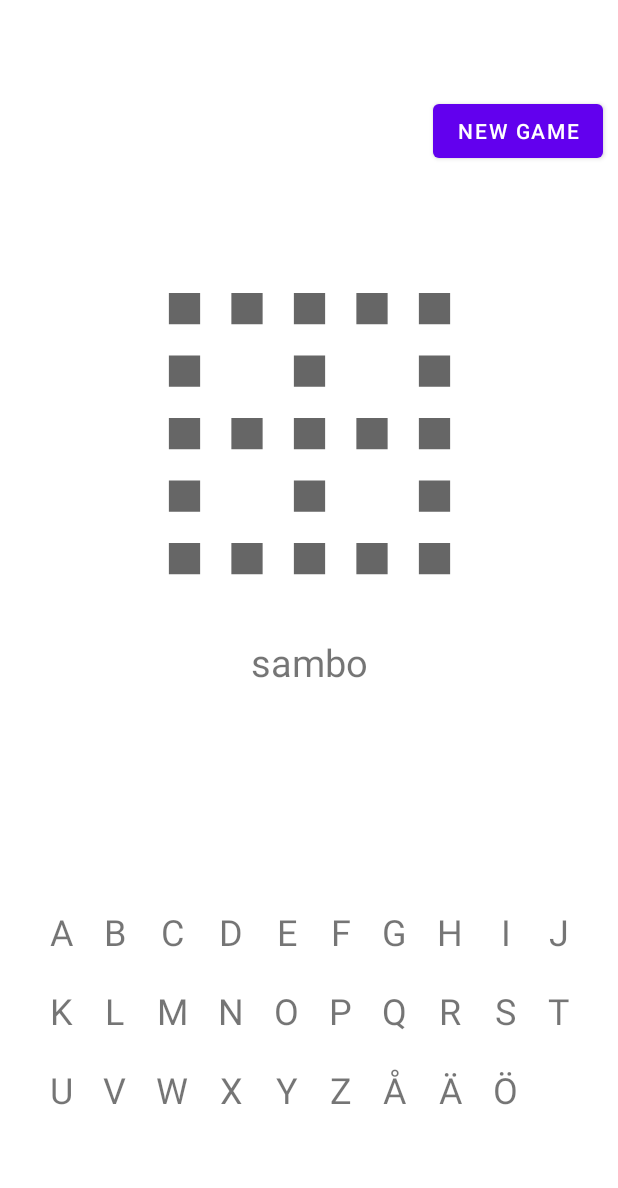
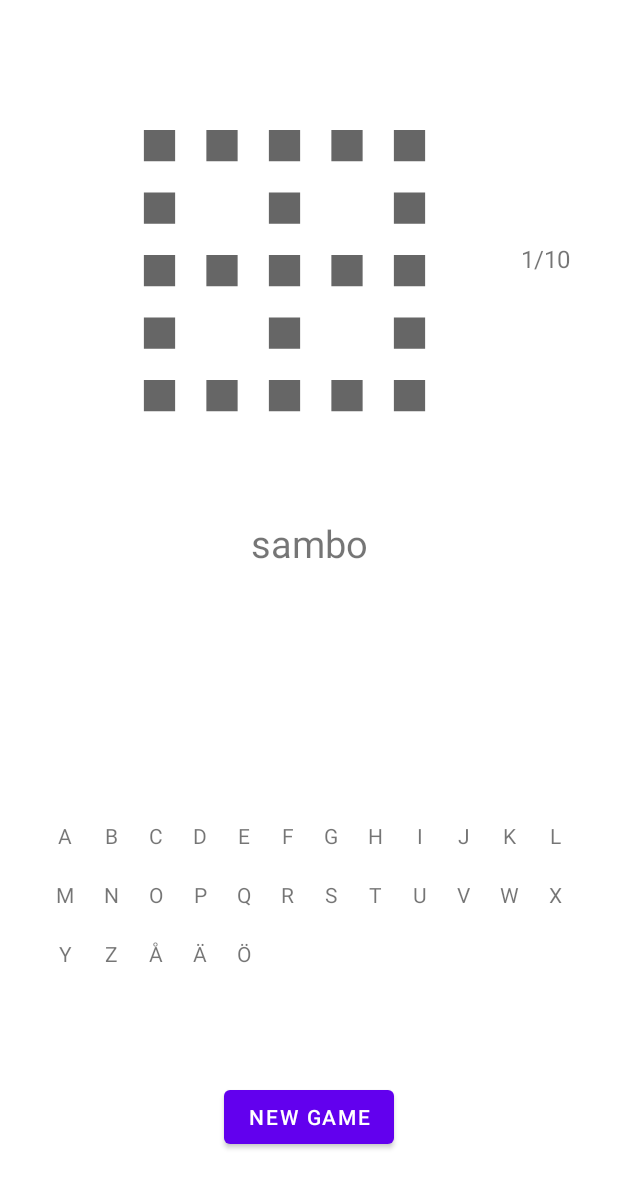
Before and after one commit to pernillaTherese/pernillasHangman, an Android app: the PlayActivity screen opened directly, with no data from a screen before it, on a phone screen of 412 x 824 dp. Shown: the top 1188 px of the screen. Run offline under Robolectric (Android 15) with nearby library versions, the phone set to English and light mode, and no system bars.

Commit message:
new game button added

```diff
--- a/app/src/main/java/com/pernillatherese/hangman/PlayActivity.java
+++ b/app/src/main/java/com/pernillatherese/hangman/PlayActivity.java
@@ -1,11 +1,17 @@
 package com.pernillatherese.hangman;
 
 import androidx.appcompat.app.AppCompatActivity;
+import androidx.constraintlayout.widget.ConstraintLayout;
 
+import android.content.Intent;
 import android.graphics.drawable.AnimationDrawable;
 import android.os.Bundle;
+import android.view.View;
+import android.widget.Button;
 import android.widget.ImageView;
 import android.widget.TextView;
+
+import org.w3c.dom.Text;
 
 import java.io.IOException;
 import java.util.ArrayList;
@@ -18,20 +24,24 @@ public class PlayActivity extends AppCompatActivity {
     AnimationDrawable firstAnimation;
     String selectedWord;
 
-    //views
+    //views - buttons
     ImageView animView;
+    TextView countDownTV;
     TextView correctWordTV;
     TextView guessedTV;
+    Button newGameBtn;
 
     @Override
     protected void onCreate(Bundle savedInstanceState) {
         super.onCreate(savedInstanceState);
         setContentView(R.layout.activity_play);
 
-        //views
+        //Find views - buttons
         animView = findViewById(R.id.anim_view);
+        countDownTV = findViewById(R.id.countdown_txt);
         correctWordTV = findViewById(R.id.correct_word_txt);
         guessedTV = findViewById(R.id.guessed_letters_txt);
+        newGameBtn = findViewById(R.id.new_game_btn);
 
         //get random word
         randomWord();
@@ -41,24 +51,13 @@ public class PlayActivity extends AppCompatActivity {
         animView.setBackgroundResource(R.drawable.first_animation);
         firstAnimation = (AnimationDrawable) animView.getBackground();
 
-        //Kod för att läsa in hela filen. men jag vill ju få ett random ord. //TODO: Can prob. remove this
-        /*readBtn.setOnClickListener(new View.OnClickListener() {
-            @Override
-            public void onClick(View v) {
-                String text = "";
-                try {
-                    InputStream is = getAssets().open("wordList_eng.txt");
-                    int size = is.available();
-                    byte[] buffer = new byte(size);
-                    is.read(buffer);
-                    is.close();
-                    text = new String(buffer);
-                }catch(IOException ex) {
-                    ex.printStackTrace();
-                }
-                tillfText.setText(text);
+        //Start new game (recreate PlayActivity)
+        newGameBtn.setOnClickListener(new View.OnClickListener() {
+            public void onClick(View view) {
+                Intent intent = new Intent(getApplicationContext(), PlayActivity.class);
+                startActivity(intent);
             }
-        });*/
+        });
     }
 
     // animation - switch between pictures
--- a/app/src/main/res/layout/activity_play.xml
+++ b/app/src/main/res/layout/activity_play.xml
@@ -7,41 +7,44 @@
     android:layout_height="match_parent"
     tools:context=".PlayActivity">
 
-    <Button
-        android:id="@+id/new_game_btn"
-        android:text="@string/new_game_btn"
-        android:layout_width="wrap_content"
-        android:layout_height="wrap_content"
-        app:layout_constraintTop_toTopOf="parent"
-        app:layout_constraintBottom_toTopOf="@id/anim_view"
-        app:layout_constraintEnd_toEndOf="parent"
-        android:layout_marginTop="10dp"
-        android:layout_marginEnd="10dp">
-
-    </Button>
 
     <ImageView
         android:id="@+id/anim_view"
         android:layout_width="250dp"
         android:layout_height="250dp"
         app:layout_constraintTop_toTopOf="parent"
-        app:layout_constraintBottom_toTopOf="@id/letters_layout"
+        app:layout_constraintBottom_toTopOf="@id/correct_word_txt"
         app:layout_constraintStart_toStartOf="parent"
-        app:layout_constraintEnd_toEndOf="parent">
+        app:layout_constraintEnd_toEndOf="@id/countdown_txt"
+        android:layout_marginTop="16dp">
     </ImageView>
 
     <TextView
+        android:id="@+id/countdown_txt"
+        android:layout_width="wrap_content"
+        android:layout_height="wrap_content"
+        android:textSize="16sp"
+        android:text="1/10"
+        app:layout_constraintTop_toTopOf="parent"
+        app:layout_constraintBottom_toTopOf="@id/correct_word_txt"
+        app:layout_constraintStart_toEndOf="@id/anim_view"
+        app:layout_constraintEnd_toEndOf="parent">
+
+    </TextView>
+
+    <TextView
         android:id="@+id/correct_word_txt"
-        android:text=" "
+        android:text="_ _ ABCD _ _ _ _ _ "
         android:textSize="25sp"
         android:textAlignment="center"
-        android:layout_width="250dp"
+        android:layout_width="match_parent"
         android:layout_height="wrap_content"
         app:layout_constraintTop_toBottomOf="@id/anim_view"
         app:layout_constraintBottom_toTopOf="@id/guessed_letters_txt"
         app:layout_constraintStart_toStartOf="parent"
         app:layout_constraintEnd_toEndOf="parent"
-        android:layout_marginTop="10dp">
+        android:layout_marginStart="10dp"
+        android:layout_marginEnd="10dp">
     </TextView>
 
     <TextView
@@ -50,10 +53,25 @@
         android:layout_width="match_parent"
         android:layout_height="wrap_content"
         app:layout_constraintTop_toBottomOf="@id/correct_word_txt"
+        app:layout_constraintBottom_toTopOf="@id/letters_layout"
         app:layout_constraintStart_toStartOf="parent"
         app:layout_constraintEnd_toEndOf="parent"
-        android:layout_marginTop="10dp">
+        android:layout_marginStart="10dp"
+        android:layout_marginEnd="10dp">
     </TextView>
+
+    <Button
+        android:id="@+id/new_game_btn"
+        android:text="@string/new_game_btn"
+        android:layout_width="wrap_content"
+        android:layout_height="wrap_content"
+        app:layout_constraintTop_toBottomOf="@id/letters_layout"
+        app:layout_constraintBottom_toBottomOf="parent"
+        app:layout_constraintStart_toStartOf="parent"
+        app:layout_constraintEnd_toEndOf="parent"
+        android:layout_marginBottom="16dp">
+
+    </Button>
 
     <androidx.constraintlayout.helper.widget.Flow
         android:id="@+id/letters_layout"
@@ -62,10 +80,14 @@
         android:padding="16dp"
         app:constraint_referenced_ids="a,b,c,d,e,f,g,h,i,j,k,l,m,n,o,p,q,r,s,t,u,v,w,x,y,z,ao,ae,oe"
         app:flow_wrapMode="aligned"
-        app:layout_constraintBottom_toBottomOf="parent"
+        app:layout_constraintBottom_toTopOf="@id/new_game_btn"
         app:layout_constraintTop_toBottomOf="@id/guessed_letters_txt"
         app:layout_constraintStart_toStartOf="parent"
-        app:layout_constraintEnd_toEndOf="parent"/>
+        app:layout_constraintEnd_toEndOf="parent"
+        android:layout_marginTop="10dp"
+        android:layout_marginBottom="10dp"
+        android:layout_marginStart="10dp"
+        android:layout_marginEnd="10dp"/>
 
 
             <TextView
@@ -73,7 +95,6 @@
                 android:layout_width="wrap_content"
                 android:layout_height="wrap_content"
                 android:padding="10dp"
-                android:textSize="24dp"
                 android:text="A"/>
 
             <TextView
@@ -81,7 +102,6 @@
                 android:layout_width="wrap_content"
                 android:layout_height="wrap_content"
                 android:padding="10dp"
-                android:textSize="24dp"
                 android:text="B"/>
 
             <TextView
@@ -89,7 +109,6 @@
                 android:layout_width="wrap_content"
                 android:layout_height="wrap_content"
                 android:padding="10dp"
-                android:textSize="24dp"
                 android:text="C"/>
 
             <TextView
@@ -97,7 +116,6 @@
                 android:layout_width="wrap_content"
                 android:layout_height="wrap_content"
                 android:padding="10dp"
-                android:textSize="24dp"
                 android:text="D"/>
 
             <TextView
@@ -105,7 +123,6 @@
                 android:layout_width="wrap_content"
                 android:layout_height="wrap_content"
                 android:padding="10dp"
-                android:textSize="24dp"
                 android:text="E"/>
 
             <TextView
@@ -113,7 +130,6 @@
                 android:layout_width="wrap_content"
                 android:layout_height="wrap_content"
                 android:padding="10dp"
-                android:textSize="24dp"
                 android:text="F"/>
 
             <TextView
@@ -121,7 +137,6 @@
                 android:layout_width="wrap_content"
                 android:layout_height="wrap_content"
                 android:padding="10dp"
-                android:textSize="24dp"
                 android:text="G"/>
 
             <TextView
@@ -129,7 +144,6 @@
                 android:layout_width="wrap_content"
                 android:layout_height="wrap_content"
                 android:padding="10dp"
-                android:textSize="24dp"
                 android:text="H"/>
 
 
@@ -138,7 +152,6 @@
                 android:layout_width="wrap_content"
                 android:layout_height="wrap_content"
                 android:padding="10dp"
-                android:textSize="24dp"
                 android:text="I"/>
 
             <TextView
@@ -146,7 +159,6 @@
                 android:layout_width="wrap_content"
                 android:layout_height="wrap_content"
                 android:padding="10dp"
-                android:textSize="24dp"
                 android:text="J"/>
 
             <TextView
@@ -154,7 +166,6 @@
                 android:layout_width="wrap_content"
                 android:layout_height="wrap_content"
                 android:padding="10dp"
-                android:textSize="24dp"
                 android:text="K"/>
 
             <TextView
@@ -162,7 +173,6 @@
                 android:layout_width="wrap_content"
                 android:layout_height="wrap_content"
                 android:padding="10dp"
-                android:textSize="24dp"
                 android:text="L" />
 
             <TextView
@@ -170,7 +180,6 @@
                 android:layout_width="wrap_content"
                 android:layout_height="wrap_content"
                 android:padding="10dp"
-                android:textSize="24dp"
                 android:text="M"/>
 
             <TextView
@@ -178,7 +187,6 @@
                 android:layout_width="wrap_content"
                 android:layout_height="wrap_content"
                 android:padding="10dp"
-                android:textSize="24dp"
                 android:text="N"/>
 
             <TextView
@@ -186,7 +194,6 @@
                 android:layout_width="wrap_content"
                 android:layout_height="wrap_content"
                 android:padding="10dp"
-                android:textSize="24dp"
                 android:text="O"/>
 
             <TextView
@@ -194,7 +201,6 @@
                 android:layout_width="wrap_content"
                 android:layout_height="wrap_content"
                 android:padding="10dp"
-                android:textSize="24dp"
                 android:text="P"/>
 
 
@@ -203,7 +209,6 @@
                 android:layout_width="wrap_content"
                 android:layout_height="wrap_content"
                 android:padding="10dp"
-                android:textSize="24dp"
                 android:text="Q"/>
 
             <TextView
@@ -211,7 +216,6 @@
                 android:layout_width="wrap_content"
                 android:layout_height="wrap_content"
                 android:padding="10dp"
-                android:textSize="24dp"
                 android:text="R"/>
 
             <TextView
@@ -219,7 +223,6 @@
                 android:layout_width="wrap_content"
                 android:layout_height="wrap_content"
                 android:padding="10dp"
-                android:textSize="24dp"
                 android:text="S"/>
 
             <TextView
@@ -227,7 +230,6 @@
                 android:layout_width="wrap_content"
                 android:layout_height="wrap_content"
                 android:padding="10dp"
-                android:textSize="24dp"
                 android:text="T"/>
 
             <TextView
@@ -235,7 +237,6 @@
                 android:layout_width="wrap_content"
                 android:layout_height="wrap_content"
                 android:padding="10dp"
-                android:textSize="24dp"
                 android:text="U"/>
 
             <TextView
@@ -243,7 +244,6 @@
                 android:layout_width="wrap_content"
                 android:layout_height="wrap_content"
                 android:padding="10dp"
-                android:textSize="24dp"
                 android:text="V"/>
 
             <TextView
@@ -251,7 +251,6 @@
                 android:layout_width="wrap_content"
                 android:layout_height="wrap_content"
                 android:padding="10dp"
-                android:textSize="24dp"
                 android:text="W"
                 tools:ignore="MissingConstraints" />
 
@@ -260,7 +259,6 @@
                 android:layout_width="wrap_content"
                 android:layout_height="wrap_content"
                 android:padding="10dp"
-                android:textSize="24dp"
                 android:text="X"/>
 
 
@@ -269,7 +267,6 @@
                 android:layout_width="wrap_content"
                 android:layout_height="wrap_content"
                 android:padding="10dp"
-                android:textSize="24dp"
                 android:text="Y"/>
 
             <TextView
@@ -277,7 +274,6 @@
                 android:layout_width="wrap_content"
                 android:layout_height="wrap_content"
                 android:padding="10dp"
-                android:textSize="24dp"
                 android:text="Z"/>
 
             <TextView
@@ -285,7 +281,6 @@
                 android:layout_width="wrap_content"
                 android:layout_height="wrap_content"
                 android:padding="10dp"
-                android:textSize="24dp"
                 android:text="Å"/>
 
             <TextView
@@ -293,7 +288,6 @@
                 android:layout_width="wrap_content"
                 android:layout_height="wrap_content"
                 android:padding="10dp"
-                android:textSize="24dp"
                 android:text="Ä"/>
 
             <TextView
@@ -301,7 +295,6 @@
                 android:layout_width="wrap_content"
                 android:layout_height="wrap_content"
                 android:padding="10dp"
-                android:textSize="24dp"
                 android:text="Ö"/>
 
 
```
